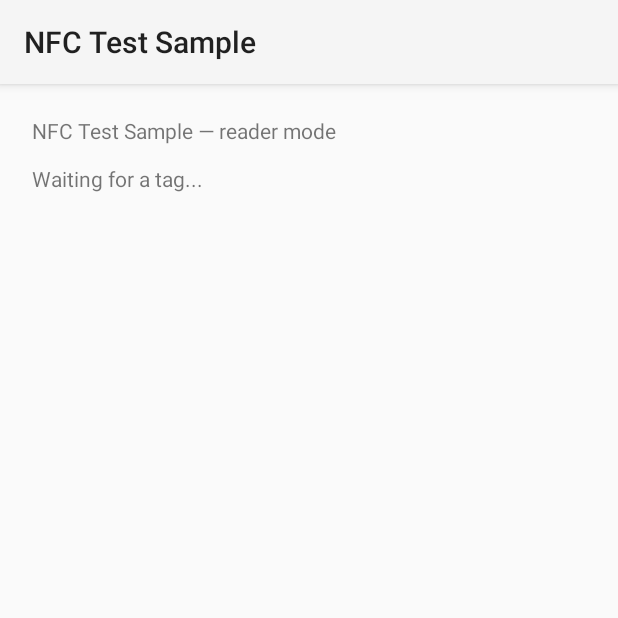
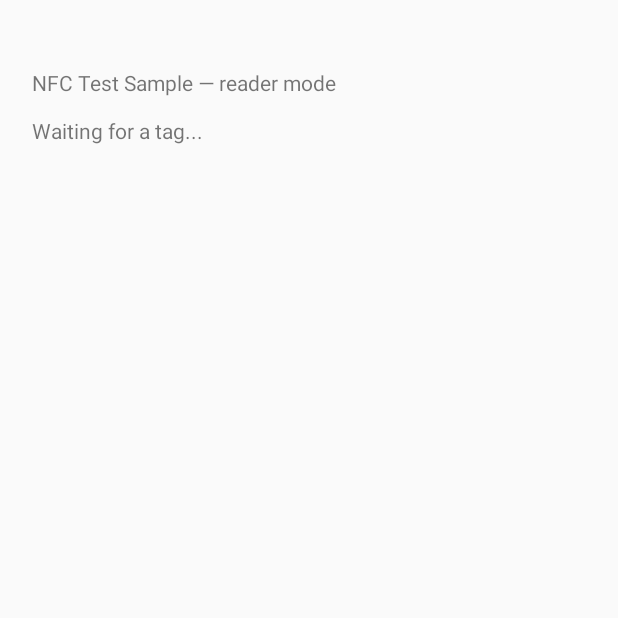
Before and after one commit to igarciadelamo/nfc-kit, an Android app: the screen it shows after launch (ReaderActivity), on a phone screen of 412 x 824 dp, the top half of it. Run offline under Robolectric (Android 15) with nearby library versions, the phone set to English and light mode, and no system bars.

Commit message:
fix(sample): keep the tag text below the status bar

```diff
--- a/sample/src/main/AndroidManifest.xml
+++ b/sample/src/main/AndroidManifest.xml
@@ -6,7 +6,7 @@
     <application
         android:allowBackup="false"
         android:label="@string/app_name"
-        android:theme="@android:style/Theme.Material.Light">
+        android:theme="@android:style/Theme.Material.Light.NoActionBar">
 
         <activity
             android:name=".ReaderActivity"
--- a/sample/src/main/java/es/igarciadelamo/nfctest/sample/ReaderActivity.kt
+++ b/sample/src/main/java/es/igarciadelamo/nfctest/sample/ReaderActivity.kt
@@ -28,7 +28,7 @@ class ReaderActivity : Activity() {
 
     override fun onCreate(savedInstanceState: Bundle?) {
         super.onCreate(savedInstanceState)
-        content = TextView(this).apply { setPadding(32, 32, 32, 32) }
+        content = TextView(this).apply { setPadding(32, 32 + statusBarHeight(), 32, 32) }
         setContentView(content)
         render()
     }
@@ -59,6 +59,11 @@ class ReaderActivity : Activity() {
         }
     }
 
+    private fun statusBarHeight(): Int {
+        val id = resources.getIdentifier("status_bar_height", "dimen", "android")
+        return if (id > 0) resources.getDimensionPixelSize(id) else 0
+    }
+
     private companion object {
         const val TAG = "NfcTest"
         const val SOURCE = "reader"
```
Also changed, not shown: sample/src/main/java/es/igarciadelamo/nfctest/sample/IntentActivity.kt (+6 -1 lines).
